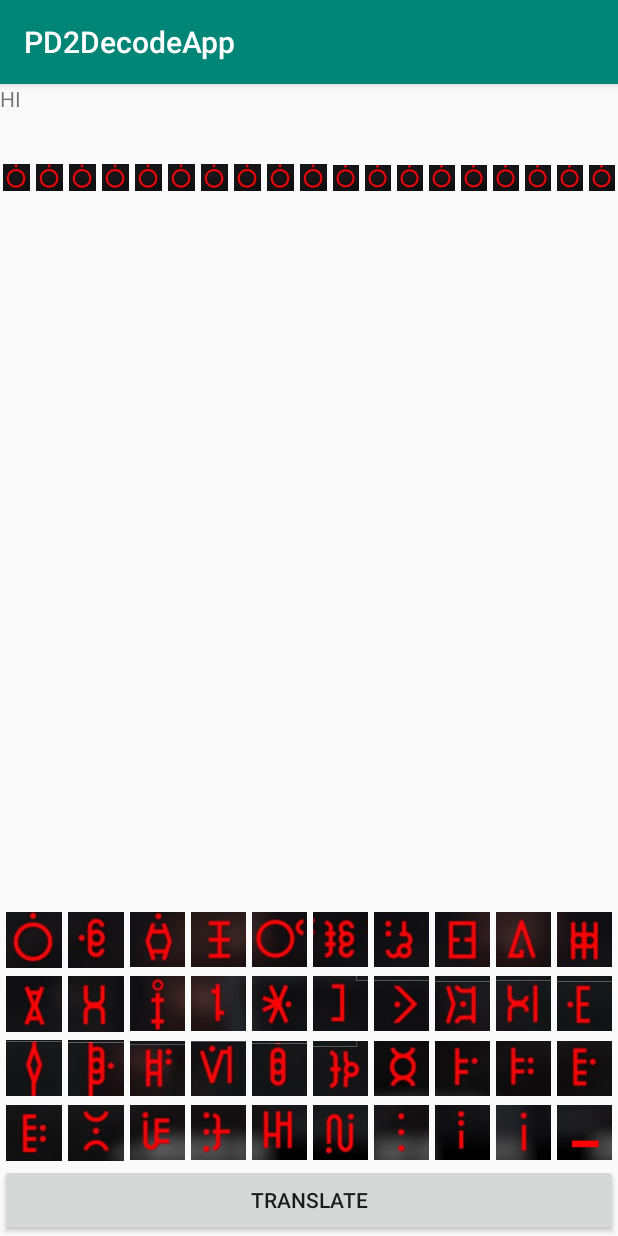
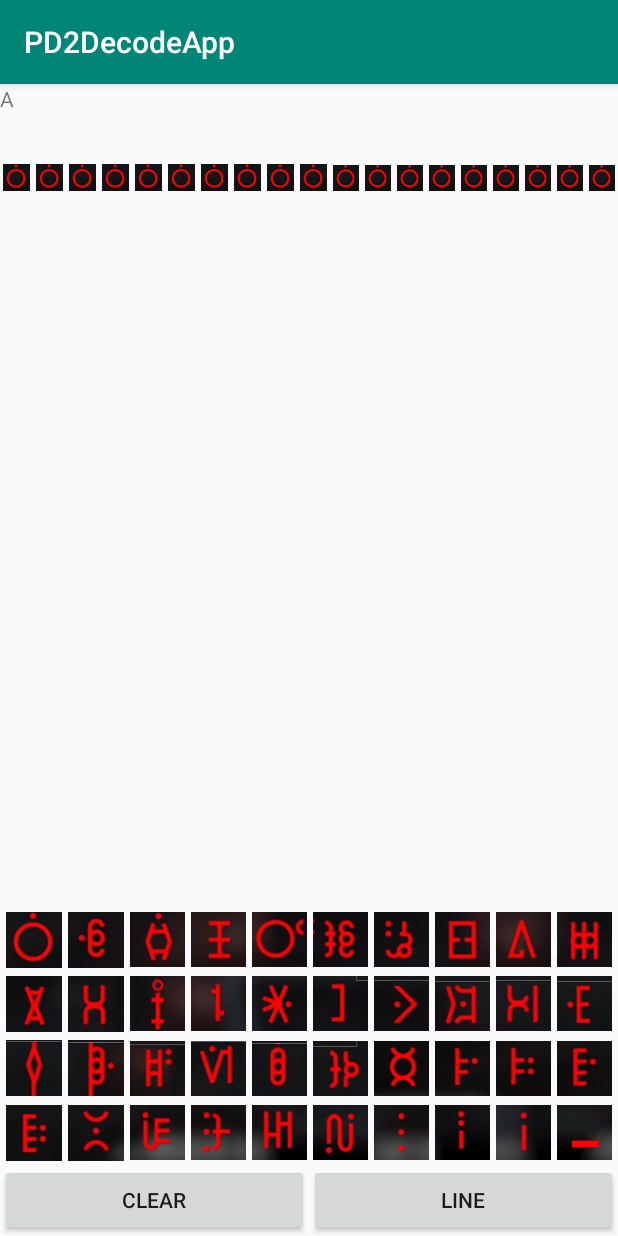
Before and after one commit to JQueimado/Payday2DecoderApp, an Android app: the screen it shows after launch (MainActivity), after a tap on an icon or button, on a phone screen of 412 x 824 dp. Run offline under Robolectric (Android 15) with nearby library versions, the light colour scheme and no system bars.

Commit message:
major_bugfixes_in_translation

```diff
--- a/App/app/src/main/java/com/example/pd2decodeapp/MainActivity.java
+++ b/App/app/src/main/java/com/example/pd2decodeapp/MainActivity.java
@@ -20,17 +20,6 @@ public class MainActivity extends AppCompatActivity {
 
         translator = new Translator();
         tv = (TextView) findViewById(R.id.textDebug);
-    }
-
-    private String translate_word()
-    {
-        return translator.translate();
-    }
-
-    public void done_button(View v)
-    {
-        tv.setText( translate_word() );
-        translator.clear();
     }
 
     public void on_Key_Press(View v)
@@ -202,6 +191,18 @@ public class MainActivity extends AppCompatActivity {
         }
 
         translator.add(code);
+        tv.setText(translator.translate());
+    }
+
+    public void clear_button(View v)
+    {
+        translator.clear();
+        tv.setText("");
+    }
+
+    public void line_button(View v)
+    {
+        translator.line();
     }
 
 }
--- a/App/app/src/main/java/com/example/pd2decodeapp/Translator.java
+++ b/App/app/src/main/java/com/example/pd2decodeapp/Translator.java
@@ -6,10 +6,12 @@ import java.util.List;
 public class Translator
 {
     List<Integer> codes;
+    List<String> lines;
 
     public  Translator()
     {
         this.codes = new LinkedList<>();
+        this.lines = new LinkedList<>();
     }
 
     public static String singlechar(int i)
@@ -111,7 +113,7 @@ public class Translator
         return "Nope";
     }
 
-    public String translate()
+    public String translate_cur_line()
     {
         String ret = "";
         for(int i : this.codes)
@@ -123,8 +125,32 @@ public class Translator
 
     public void clear()
     {
-        codes.clear();
+        this.codes.clear();
+        this.lines.clear();
     }
 
     public void add(int i){ codes.add(i); }
+
+    public void line()
+    {
+        this.lines.add( this.translate_cur_line() );
+        this.codes.clear();
+    }
+
+    public String translate()
+    {
+        String ret = "";
+
+        for(String line : this.lines)
+        {
+            ret += line;
+        }
+
+        if(!codes.isEmpty())
+        {
+            ret+= this.translate_cur_line();
+        }
+
+        return ret;
+    }
 }
--- a/App/app/src/main/res/layout/activity_main.xml
+++ b/App/app/src/main/res/layout/activity_main.xml
@@ -628,14 +628,31 @@
 
         </LinearLayout>
 
-        <Button
-            android:id="@+id/buttonDone"
+        <LinearLayout
             android:layout_width="match_parent"
-            android:layout_height="wrap_content"
-            android:layout_weight="1"
-            android:padding="4dp"
-            android:text="Translate"
-            android:onClick="done_button"/>
+            android:layout_height="match_parent"
+            android:layout_weight="4"
+            android:orientation="horizontal">
+
+            <Button
+                android:id="@+id/buttonClear"
+                android:layout_width="match_parent"
+                android:layout_height="wrap_content"
+                android:layout_weight="5"
+                android:padding="4dp"
+                android:text="Clear"
+                android:onClick="clear_button"/>
+
+            <Button
+                android:id="@+id/buttonLine"
+                android:layout_width="match_parent"
+                android:layout_height="wrap_content"
+                android:layout_weight="5"
+                android:padding="4dp"
+                android:text="Line"
+                android:onClick="line_button"/>
+
+        </LinearLayout>
 
     </LinearLayout>
 
```
